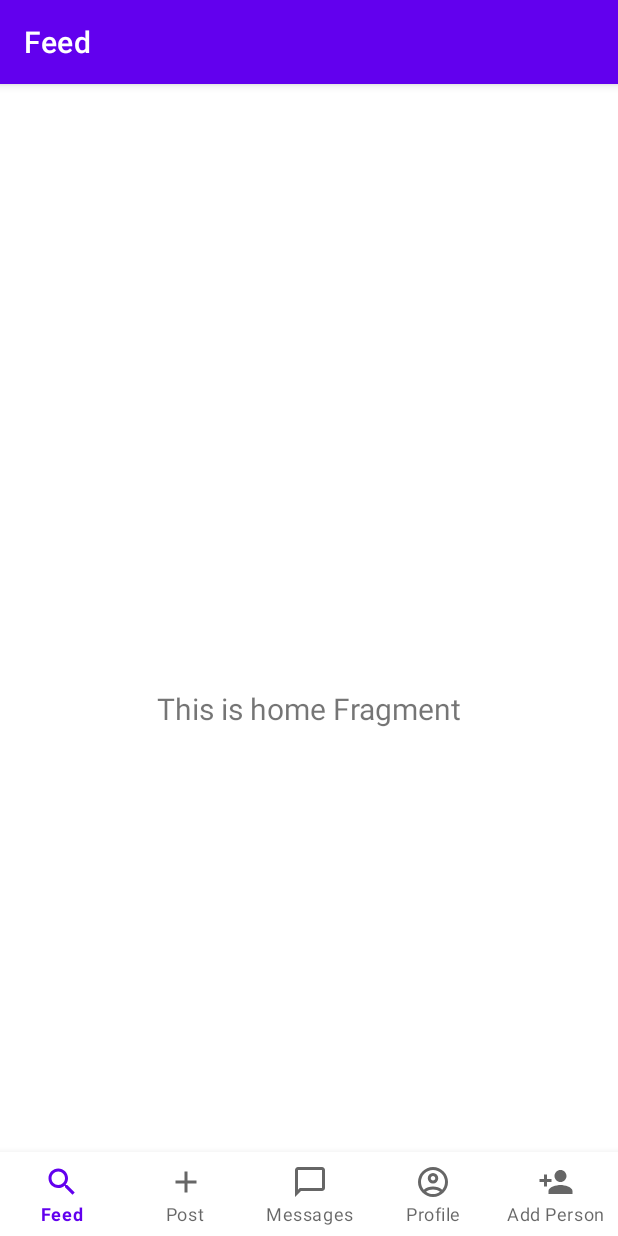
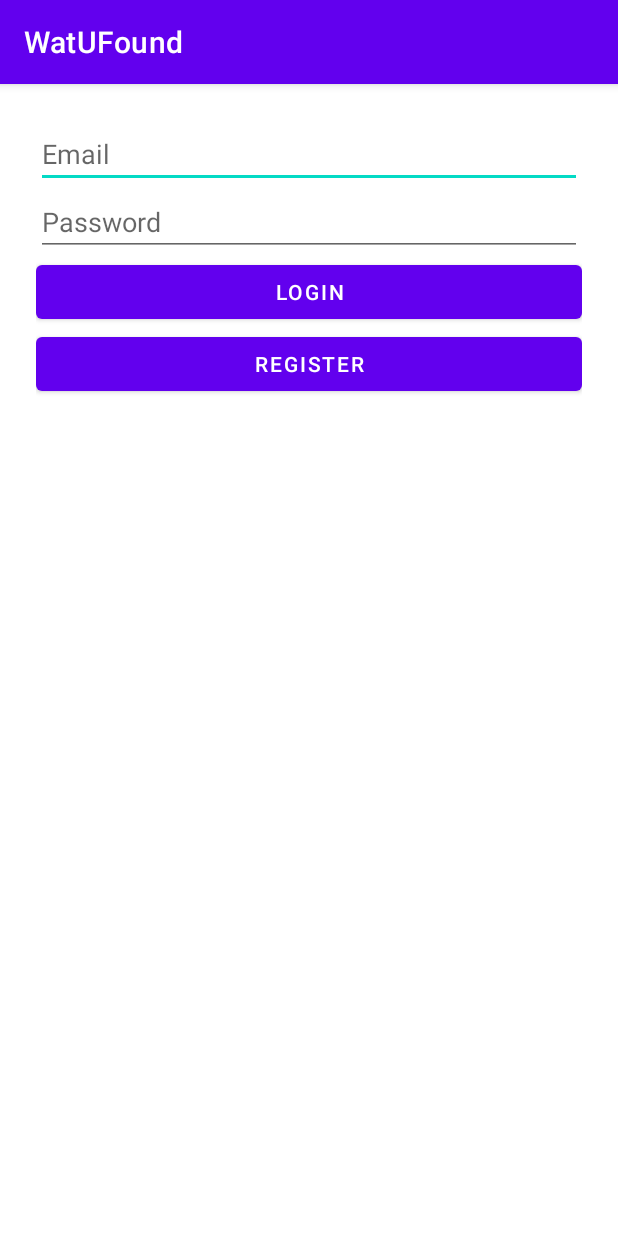
Before and after one commit to mahirathi/WatUFound, an Android app: the screen it shows after launch (MainActivity before the commit, LoginActivity after it), on a phone screen of 412 x 824 dp. Run offline under Robolectric (Android 15) with nearby library versions, the phone set to English and light mode, and no system bars; our stand-ins replace Firebase (no records; nobody signed in at launch, a user with empty details on screens opened directly), navigation-ui.

Commit message:
POC for the auth BE

```diff
--- a/app/build.gradle.kts
+++ b/app/build.gradle.kts
@@ -50,6 +50,7 @@ dependencies {
     implementation(libs.androidx.navigation.fragment.ktx)
     implementation(libs.androidx.navigation.ui.ktx)
     implementation(libs.firebase.firestore)
+    implementation(libs.firebase.auth.ktx)
     testImplementation(libs.junit)
     androidTestImplementation(libs.androidx.junit)
     androidTestImplementation(libs.androidx.espresso.core)
--- a/app/src/main/AndroidManifest.xml
+++ b/app/src/main/AndroidManifest.xml
@@ -11,6 +11,7 @@
         android:roundIcon="@mipmap/ic_launcher_round"
         android:supportsRtl="true"
         android:theme="@style/Theme.WatUFound">
+        <activity android:name=".ui.login.LoginActivity" />
         <activity
             android:name=".MainActivity"
             android:exported="true"
--- a/app/src/main/java/com/ece452/watufound/MainActivity.kt
+++ b/app/src/main/java/com/ece452/watufound/MainActivity.kt
@@ -1,6 +1,7 @@
 package com.ece452.watufound
 
 import android.content.ContentValues.TAG
+import android.content.Intent
 import android.os.Bundle
 import android.util.Log
 import com.google.android.material.bottomnavigation.BottomNavigationView
@@ -11,7 +12,9 @@ import androidx.navigation.ui.AppBarConfiguration
 import androidx.navigation.ui.setupActionBarWithNavController
 import androidx.navigation.ui.setupWithNavController
 import com.ece452.watufound.databinding.ActivityMainBinding
+import com.ece452.watufound.ui.login.LoginActivity
 import com.google.firebase.Firebase
+import com.google.firebase.auth.FirebaseAuth
 import com.google.firebase.firestore.firestore
 
 
@@ -42,7 +45,13 @@ class MainActivity : AppCompatActivity() {
     private val db = Firebase.firestore
     override fun onCreate(savedInstanceState: Bundle?) {
         super.onCreate(savedInstanceState)
-
+        val auth = FirebaseAuth.getInstance()
+//        if (auth.currentUser == null) {
+            startActivity(Intent(this, LoginActivity::class.java))
+            finish()
+            return
+//        }
+        setContentView(R.layout.activity_main)
         binding = ActivityMainBinding.inflate(layoutInflater)
         setContentView(binding.root)
 
--- /dev/null
+++ b/app/src/main/java/com/ece452/watufound/ui/login/LoginActivity.kt
@@ -0,0 +1,69 @@
+package com.ece452.watufound.ui.login
+
+import android.content.Intent
+import android.os.Bundle
+import android.widget.Button
+import android.widget.EditText
+import android.widget.Toast
+import androidx.appcompat.app.AppCompatActivity
+import com.ece452.watufound.MainActivity
+import com.ece452.watufound.R
+import com.google.firebase.auth.FirebaseAuth
+
+class LoginActivity : AppCompatActivity() {
+    private lateinit var auth: FirebaseAuth
+
+    override fun onCreate(savedInstanceState: Bundle?) {
+        super.onCreate(savedInstanceState)
+        setContentView(R.layout.activity_login)
+
+        auth = FirebaseAuth.getInstance()
+
+        val emailEdit = findViewById<EditText>(R.id.emailEditText)
+        val passEdit = findViewById<EditText>(R.id.passwordEditText)
+        val loginBtn = findViewById<Button>(R.id.loginButton)
+        val registerBtn = findViewById<Button>(R.id.registerButton)
+
+        loginBtn.setOnClickListener {
+            val email = emailEdit.text.toString()
+            val password = passEdit.text.toString()
+            loginUser(email, password)
+        }
+
+        registerBtn.setOnClickListener {
+            val email = emailEdit.text.toString()
+            val password = passEdit.text.toString()
+            registerUser(email, password)
+        }
+    }
+
+    private fun loginUser(email: String, password: String) {
+        auth.signInWithEmailAndPassword(email, password)
+            .addOnCompleteListener(this) { task ->
+                if (task.isSuccessful) {
+                    Toast.makeText(this, "Logged in", Toast.LENGTH_SHORT).show()
+                    goToMain()
+                } else {
+                    Toast.makeText(this, "Login failed: ${task.exception?.message}", Toast.LENGTH_SHORT).show()
+                }
+            }
+    }
+
+    private fun registerUser(email: String, password: String) {
+        auth.createUserWithEmailAndPassword(email, password)
+            .addOnCompleteListener(this) { task ->
+                if (task.isSuccessful) {
+                    Toast.makeText(this, "Registered successfully", Toast.LENGTH_SHORT).show()
+                    goToMain()
+                } else {
+                    Toast.makeText(this, "Register failed: ${task.exception?.message}", Toast.LENGTH_SHORT).show()
+                }
+            }
+    }
+
+    private fun goToMain() {
+        val intent = Intent(this, MainActivity::class.java)
+        startActivity(intent)
+        finish()
+    }
+}
--- /dev/null
+++ b/app/src/main/res/layout/activity_login.xml
@@ -0,0 +1,34 @@
+<?xml version="1.0" encoding="utf-8"?>
+<LinearLayout xmlns:android="http://schemas.android.com/apk/res/android"
+    android:id="@+id/loginLayout"
+    android:layout_width="match_parent"
+    android:layout_height="match_parent"
+    android:orientation="vertical"
+    android:padding="24dp">
+
+    <EditText
+        android:id="@+id/emailEditText"
+        android:hint="Email"
+        android:inputType="textEmailAddress"
+        android:layout_width="match_parent"
+        android:layout_height="wrap_content" />
+
+    <EditText
+        android:id="@+id/passwordEditText"
+        android:hint="Password"
+        android:inputType="textPassword"
+        android:layout_width="match_parent"
+        android:layout_height="wrap_content" />
+
+    <Button
+        android:id="@+id/loginButton"
+        android:text="Login"
+        android:layout_width="match_parent"
+        android:layout_height="wrap_content" />
+
+    <Button
+        android:id="@+id/registerButton"
+        android:text="Register"
+        android:layout_width="match_parent"
+        android:layout_height="wrap_content" />
+</LinearLayout>
--- a/gradle/libs.versions.toml
+++ b/gradle/libs.versions.toml
@@ -14,6 +14,7 @@ navigationFragmentKtx = "2.6.0"
 navigationUiKtx = "2.6.0"
 googleGmsGoogleServices = "4.4.3"
 firebaseFirestore = "25.1.4"
+firebaseAuthKtx = "23.2.1"
 
 [libraries]
 androidx-core-ktx = { group = "androidx.core", name = "core-ktx", version.ref = "coreKtx" }
@@ -28,6 +29,7 @@ androidx-lifecycle-viewmodel-ktx = { group = "androidx.lifecycle", name = "lifec
 androidx-navigation-fragment-ktx = { group = "androidx.navigation", name = "navigation-fragment-ktx", version.ref = "navigationFragmentKtx" }
 androidx-navigation-ui-ktx = { group = "androidx.navigation", name = "navigation-ui-ktx", version.ref = "navigationUiKtx" }
 firebase-firestore = { group = "com.google.firebase", name = "firebase-firestore", version.ref = "firebaseFirestore" }
+firebase-auth-ktx = { group = "com.google.firebase", name = "firebase-auth-ktx", version.ref = "firebaseAuthKtx" }
 
 [plugins]
 android-application = { id = "com.android.application", version.ref = "agp" }
```
